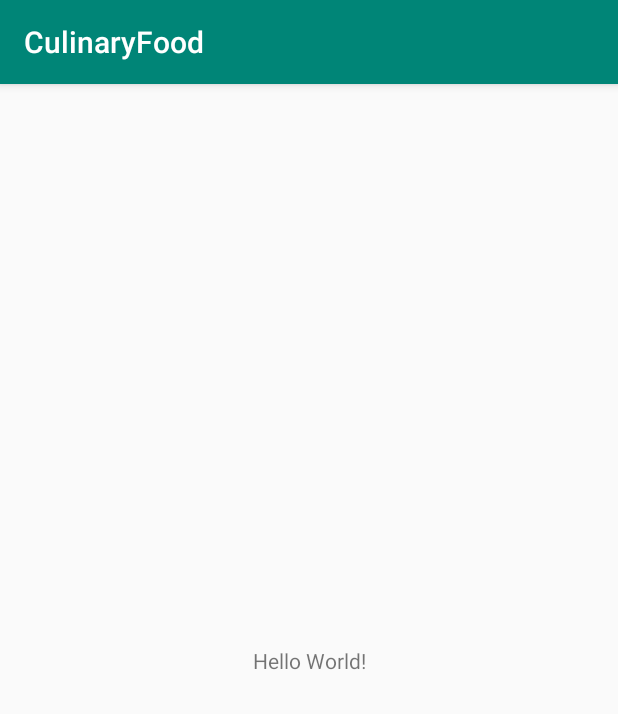
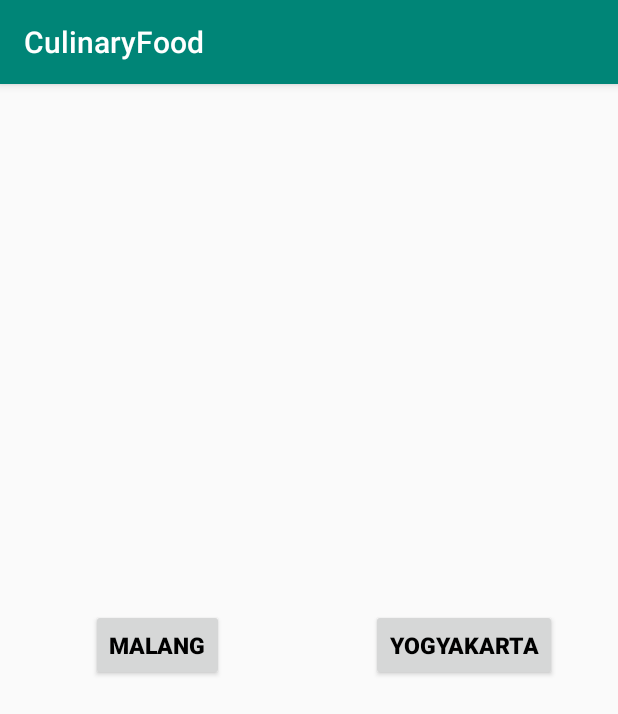
Before and after one commit to CulinaryFood/Culinary, an Android app: the screen it shows after launch (MainActivity), on a phone screen of 412 x 824 dp. Shown: the top 714 px of the screen. Run offline under Robolectric (Android 15) with nearby library versions, the phone set to English and light mode, and no system bars.

Commit message:
edit splash,tampil layout, models

```diff
--- a/app/build.gradle
+++ b/app/build.gradle
@@ -23,6 +23,7 @@ dependencies {
     implementation fileTree(dir: 'libs', include: ['*.jar'])
     implementation 'androidx.appcompat:appcompat:1.0.2'
     implementation 'androidx.constraintlayout:constraintlayout:1.1.3'
+    implementation 'androidx.recyclerview:recyclerview:1.1.0-beta05'
     testImplementation 'junit:junit:4.12'
     androidTestImplementation 'androidx.test:runner:1.2.0'
     androidTestImplementation 'androidx.test.espresso:espresso-core:3.1.1'
--- a/app/src/main/AndroidManifest.xml
+++ b/app/src/main/AndroidManifest.xml
@@ -9,13 +9,15 @@
         android:roundIcon="@mipmap/ic_launcher_round"
         android:supportsRtl="true"
         android:theme="@style/AppTheme">
-        <activity android:name=".MainActivity">
+        <activity android:name=".activities.MalangActivity"></activity>
+        <activity android:name=".activities.SplashActivity">
             <intent-filter>
                 <action android:name="android.intent.action.MAIN" />
 
                 <category android:name="android.intent.category.LAUNCHER" />
             </intent-filter>
         </activity>
+        <activity android:name=".activities.MainActivity"></activity>
     </application>
 
 </manifest>
--- /dev/null
+++ b/app/src/main/java/id/ac/polinema/culinaryfood/activities/MainActivity.java
@@ -0,0 +1,16 @@
+package id.ac.polinema.culinaryfood.activities;
+
+import androidx.appcompat.app.AppCompatActivity;
+
+import android.os.Bundle;
+
+import id.ac.polinema.culinaryfood.R;
+
+public class MainActivity extends AppCompatActivity {
+
+    @Override
+    protected void onCreate(Bundle savedInstanceState) {
+        super.onCreate(savedInstanceState);
+        setContentView(R.layout.activity_main);
+    }
+}
--- /dev/null
+++ b/app/src/main/java/id/ac/polinema/culinaryfood/activities/SplashActivity.java
@@ -0,0 +1,25 @@
+package id.ac.polinema.culinaryfood.activities;
+
+import androidx.appcompat.app.AppCompatActivity;
+
+import android.content.Intent;
+import android.os.Bundle;
+import android.os.Handler;
+
+import id.ac.polinema.culinaryfood.R;
+
+public class SplashActivity extends AppCompatActivity {
+
+    @Override
+    protected void onCreate(Bundle savedInstanceState) {
+        super.onCreate(savedInstanceState);
+        setContentView(R.layout.activity_splash);
+        new Handler().postDelayed(new Runnable() {
+            @Override
+            public void run() {
+                startActivity(new Intent(SplashActivity.this, MainActivity.class));
+                finish();
+            }
+        }, 5000);
+    }
+}
--- a/app/src/main/res/layout/activity_main.xml
+++ b/app/src/main/res/layout/activity_main.xml
@@ -4,15 +4,54 @@
     xmlns:tools="http://schemas.android.com/tools"
     android:layout_width="match_parent"
     android:layout_height="match_parent"
-    tools:context=".MainActivity">
+    tools:context=".activities.MainActivity">
 
-    <TextView
+    <Button
+        android:id="@+id/btnMalang"
         android:layout_width="wrap_content"
         android:layout_height="wrap_content"
-        android:text="Hello World!"
-        app:layout_constraintBottom_toBottomOf="parent"
-        app:layout_constraintLeft_toLeftOf="parent"
-        app:layout_constraintRight_toRightOf="parent"
-        app:layout_constraintTop_toTopOf="parent" />
+        android:layout_marginTop="104dp"
+        android:text="MALANG"
+        android:textColor="@color/colorBlack"
+        android:textSize="15dp"
+        android:textStyle="bold"
+        app:layout_constraintEnd_toStartOf="@+id/guideline2"
+        app:layout_constraintHorizontal_bias="0.516"
+        app:layout_constraintStart_toStartOf="parent"
+        app:layout_constraintTop_toTopOf="@+id/guideline3" />
 
+    <Button
+        android:id="@+id/btnJogja"
+        android:layout_width="wrap_content"
+        android:layout_height="wrap_content"
+        android:layout_marginTop="104dp"
+        android:text="YOGYAKARTA"
+        android:textColor="@color/colorBlack"
+        android:textSize="15dp"
+        android:textStyle="bold"
+        app:layout_constraintEnd_toEndOf="parent"
+        app:layout_constraintHorizontal_bias="0.504"
+        app:layout_constraintStart_toStartOf="@+id/guideline2"
+        app:layout_constraintTop_toTopOf="@+id/guideline3" />
+
+    <androidx.constraintlayout.widget.Guideline
+        android:id="@+id/guideline"
+        android:layout_width="wrap_content"
+        android:layout_height="wrap_content"
+        android:orientation="horizontal"
+        app:layout_constraintGuide_percent="0.7" />
+
+    <androidx.constraintlayout.widget.Guideline
+        android:id="@+id/guideline2"
+        android:layout_width="wrap_content"
+        android:layout_height="wrap_content"
+        android:orientation="vertical"
+        app:layout_constraintGuide_percent="0.5" />
+
+    <androidx.constraintlayout.widget.Guideline
+        android:id="@+id/guideline3"
+        android:layout_width="wrap_content"
+        android:layout_height="wrap_content"
+        android:orientation="horizontal"
+        app:layout_constraintGuide_percent="0.32" />
 </androidx.constraintlayout.widget.ConstraintLayout>
--- /dev/null
+++ b/app/src/main/res/layout/item_resto.xml
@@ -0,0 +1,6 @@
+<?xml version="1.0" encoding="utf-8"?>
+<LinearLayout xmlns:android="http://schemas.android.com/apk/res/android"
+    android:orientation="vertical" android:layout_width="match_parent"
+    android:layout_height="match_parent">
+
+</LinearLayout>
--- a/app/src/main/res/values/colors.xml
+++ b/app/src/main/res/values/colors.xml
@@ -3,4 +3,9 @@
     <color name="colorPrimary">#008577</color>
     <color name="colorPrimaryDark">#00574B</color>
     <color name="colorAccent">#D81B60</color>
+    <color name="coloryellow">#F6AF28</color>
+    <color name="colorBlack">#000</color>
+    <color name="colormaroon">#770B0B</color>
+    <color name="color1">#EEF0B2</color>
+    <color name="colorwhite">#FFFF</color>
 </resources>
```
Also changed, not shown: app/src/main/java/id/ac/polinema/culinaryfood/activities/MalangActivity.java (renamed from app/src/main/java/id/ac/polinema/culinaryfood/MainActivity.java, +5 -3 lines), app/src/main/java/id/ac/polinema/culinaryfood/models/RestoModel.java (added, +47 -0 lines), app/src/main/res/layout/activity_malang.xml (added, +9 -0 lines), app/src/main/res/layout/activity_splash.xml (added, +31 -0 lines), app/src/main/res/drawable/image_450w_1511477237.jpg (added), app/src/main/res/drawable/images.png (added), app/src/main/res/drawable/logo.png (added), 1 other file.
